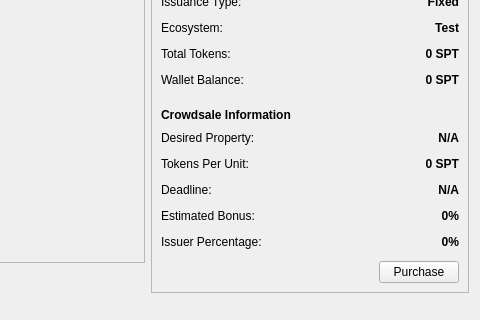
This is src/qt/forms/lookupspdialog.ui in zathras-crypto/mastercore as Qt 5 draws it before an edit; both pictures show x 184 to 664 and y 154 to 474 of the 664 by 474 pixel window. The edited form follows.
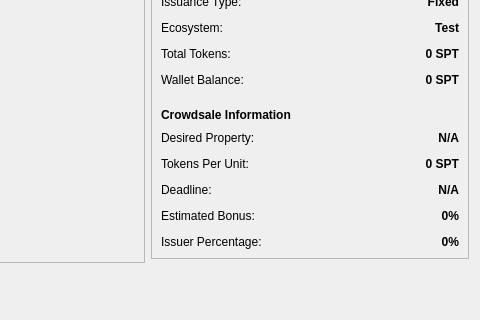
This is the edited form.

Commit message: Add free text search to property lookup

```diff
--- a/src/qt/forms/lookupspdialog.ui
+++ b/src/qt/forms/lookupspdialog.ui
@@ -720,39 +720,6 @@
               </property>
              </widget>
             </item>
-            <item row="5" column="1">
-             <layout class="QHBoxLayout" name="crowdHLayout">
-              <property name="topMargin">
-               <number>0</number>
-              </property>
-              <item>
-               <spacer name="horizontalSpacer_5">
-                <property name="orientation">
-                 <enum>Qt::Horizontal</enum>
-                </property>
-                <property name="sizeHint" stdset="0">
-                 <size>
-                  <width>40</width>
-                  <height>20</height>
-                 </size>
-                </property>
-               </spacer>
-              </item>
-              <item>
-               <widget class="QPushButton" name="pushButton">
-                <property name="sizePolicy">
-                 <sizepolicy hsizetype="Minimum" vsizetype="Fixed">
-                  <horstretch>0</horstretch>
-                  <verstretch>0</verstretch>
-                 </sizepolicy>
-                </property>
-                <property name="text">
-                 <string>Purchase</string>
-                </property>
-               </widget>
-              </item>
-             </layout>
-            </item>
            </layout>
           </item>
          </layout>
```
The commit also changes 1 other file.
